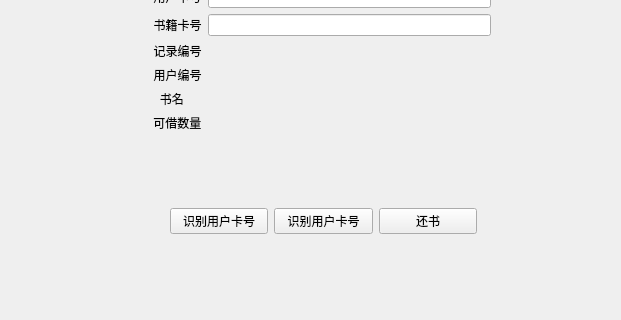
Qt form lab5/Library/pages/returnbook.ui (MiChuan/RFID) before a commit; both pictures show x 190 to 811 and y 264 to 584 of the 1036 by 584 pixel window.
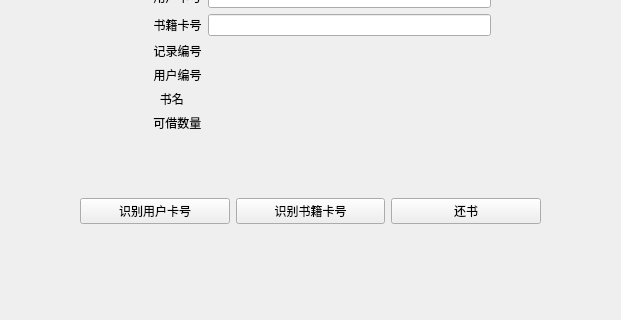
The same form after that commit.

Diff of the .ui file:
```diff
--- a/lab5/Library/pages/returnbook.ui
+++ b/lab5/Library/pages/returnbook.ui
@@ -148,9 +148,9 @@
   <widget class="QWidget" name="horizontalLayoutWidget">
    <property name="geometry">
     <rect>
-     <x>360</x>
-     <y>470</y>
-     <width>307</width>
+     <x>270</x>
+     <y>460</y>
+     <width>461</width>
      <height>31</height>
     </rect>
    </property>
@@ -165,7 +165,7 @@
     <item>
      <widget class="QPushButton" name="getbookId">
       <property name="text">
-       <string>识别用户卡号</string>
+       <string>识别书籍卡号</string>
       </property>
      </widget>
     </item>
```
